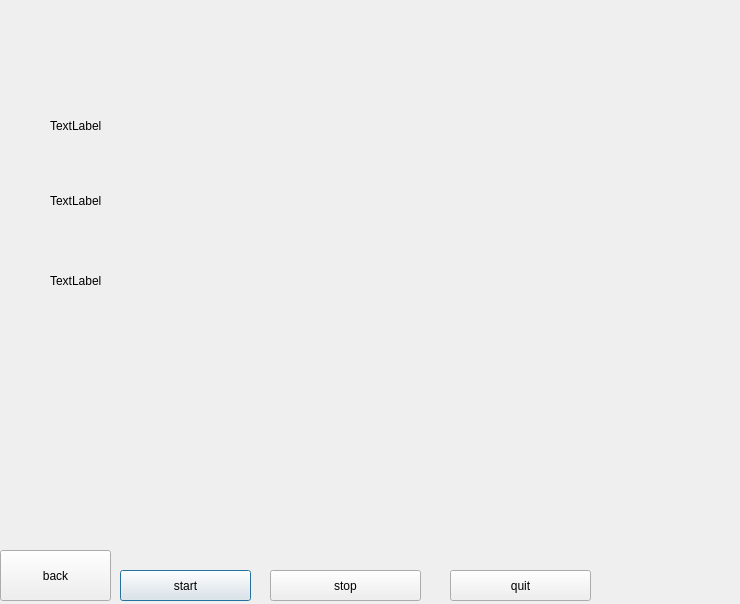
First picture: the form in camera.ui, repository wangxiaowei22/chanpinandcamera, before the edit.
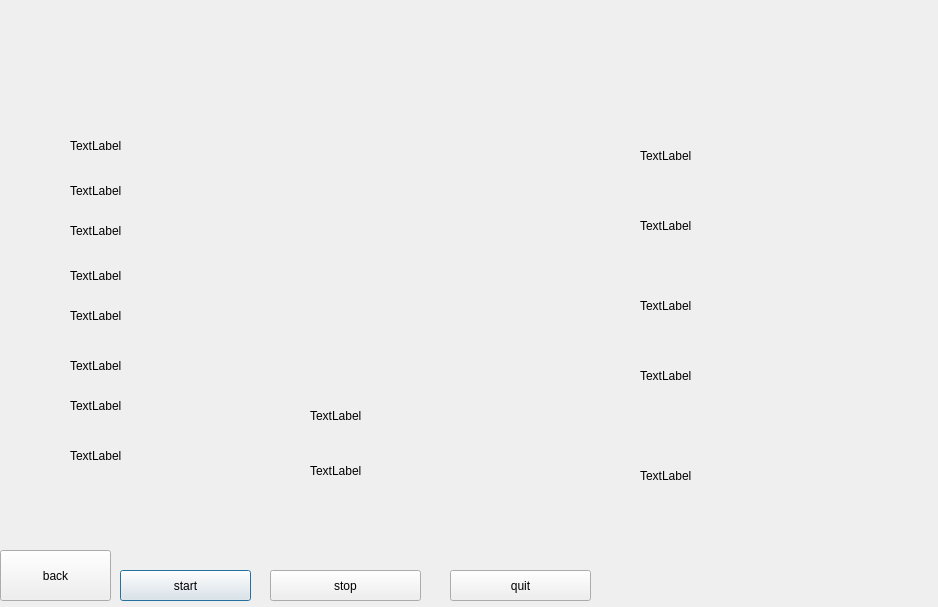
Second picture: the form after the edit.

```diff
--- a/camera.ui
+++ b/camera.ui
@@ -6,8 +6,8 @@
    <rect>
     <x>0</x>
     <y>0</y>
-    <width>740</width>
-    <height>604</height>
+    <width>938</width>
+    <height>607</height>
    </rect>
   </property>
   <property name="windowTitle">
@@ -81,8 +81,8 @@
   <widget class="QLabel" name="label">
    <property name="geometry">
     <rect>
-     <x>50</x>
-     <y>110</y>
+     <x>70</x>
+     <y>130</y>
      <width>71</width>
      <height>31</height>
     </rect>
@@ -94,8 +94,8 @@
   <widget class="QLabel" name="label_2">
    <property name="geometry">
     <rect>
-     <x>50</x>
-     <y>180</y>
+     <x>70</x>
+     <y>170</y>
      <width>71</width>
      <height>41</height>
     </rect>
@@ -107,9 +107,165 @@
   <widget class="QLabel" name="label_3">
    <property name="geometry">
     <rect>
-     <x>50</x>
+     <x>70</x>
+     <y>210</y>
+     <width>66</width>
+     <height>41</height>
+    </rect>
+   </property>
+   <property name="text">
+    <string>TextLabel</string>
+   </property>
+  </widget>
+  <widget class="QLabel" name="label_4">
+   <property name="geometry">
+    <rect>
+     <x>70</x>
      <y>260</y>
      <width>66</width>
+     <height>31</height>
+    </rect>
+   </property>
+   <property name="text">
+    <string>TextLabel</string>
+   </property>
+  </widget>
+  <widget class="QLabel" name="label_5">
+   <property name="geometry">
+    <rect>
+     <x>70</x>
+     <y>300</y>
+     <width>66</width>
+     <height>31</height>
+    </rect>
+   </property>
+   <property name="text">
+    <string>TextLabel</string>
+   </property>
+  </widget>
+  <widget class="QLabel" name="label_6">
+   <property name="geometry">
+    <rect>
+     <x>70</x>
+     <y>350</y>
+     <width>66</width>
+     <height>31</height>
+    </rect>
+   </property>
+   <property name="text">
+    <string>TextLabel</string>
+   </property>
+  </widget>
+  <widget class="QLabel" name="label_7">
+   <property name="geometry">
+    <rect>
+     <x>70</x>
+     <y>390</y>
+     <width>66</width>
+     <height>31</height>
+    </rect>
+   </property>
+   <property name="text">
+    <string>TextLabel</string>
+   </property>
+  </widget>
+  <widget class="QLabel" name="label_8">
+   <property name="geometry">
+    <rect>
+     <x>70</x>
+     <y>440</y>
+     <width>66</width>
+     <height>31</height>
+    </rect>
+   </property>
+   <property name="text">
+    <string>TextLabel</string>
+   </property>
+  </widget>
+  <widget class="QLabel" name="label_9">
+   <property name="geometry">
+    <rect>
+     <x>640</x>
+     <y>140</y>
+     <width>66</width>
+     <height>31</height>
+    </rect>
+   </property>
+   <property name="text">
+    <string>TextLabel</string>
+   </property>
+  </widget>
+  <widget class="QLabel" name="label_10">
+   <property name="geometry">
+    <rect>
+     <x>640</x>
+     <y>210</y>
+     <width>66</width>
+     <height>31</height>
+    </rect>
+   </property>
+   <property name="text">
+    <string>TextLabel</string>
+   </property>
+  </widget>
+  <widget class="QLabel" name="label_11">
+   <property name="geometry">
+    <rect>
+     <x>640</x>
+     <y>290</y>
+     <width>66</width>
+     <height>31</height>
+    </rect>
+   </property>
+   <property name="text">
+    <string>TextLabel</string>
+   </property>
+  </widget>
+  <widget class="QLabel" name="label_12">
+   <property name="geometry">
+    <rect>
+     <x>640</x>
+     <y>360</y>
+     <width>66</width>
+     <height>31</height>
+    </rect>
+   </property>
+   <property name="text">
+    <string>TextLabel</string>
+   </property>
+  </widget>
+  <widget class="QLabel" name="label_13">
+   <property name="geometry">
+    <rect>
+     <x>640</x>
+     <y>460</y>
+     <width>66</width>
+     <height>31</height>
+    </rect>
+   </property>
+   <property name="text">
+    <string>TextLabel</string>
+   </property>
+  </widget>
+  <widget class="QLabel" name="label_14">
+   <property name="geometry">
+    <rect>
+     <x>310</x>
+     <y>390</y>
+     <width>101</width>
+     <height>51</height>
+    </rect>
+   </property>
+   <property name="text">
+    <string>TextLabel</string>
+   </property>
+  </widget>
+  <widget class="QLabel" name="label_15">
+   <property name="geometry">
+    <rect>
+     <x>310</x>
+     <y>450</y>
+     <width>111</width>
      <height>41</height>
     </rect>
    </property>
```
